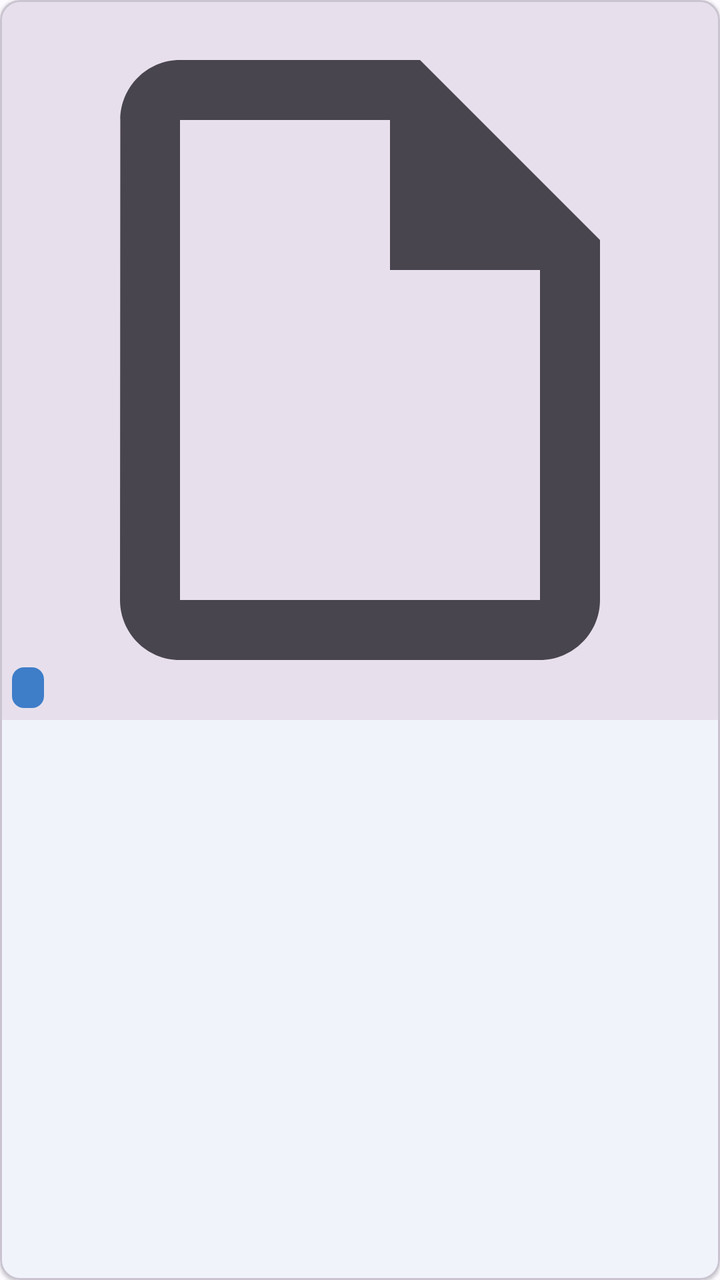
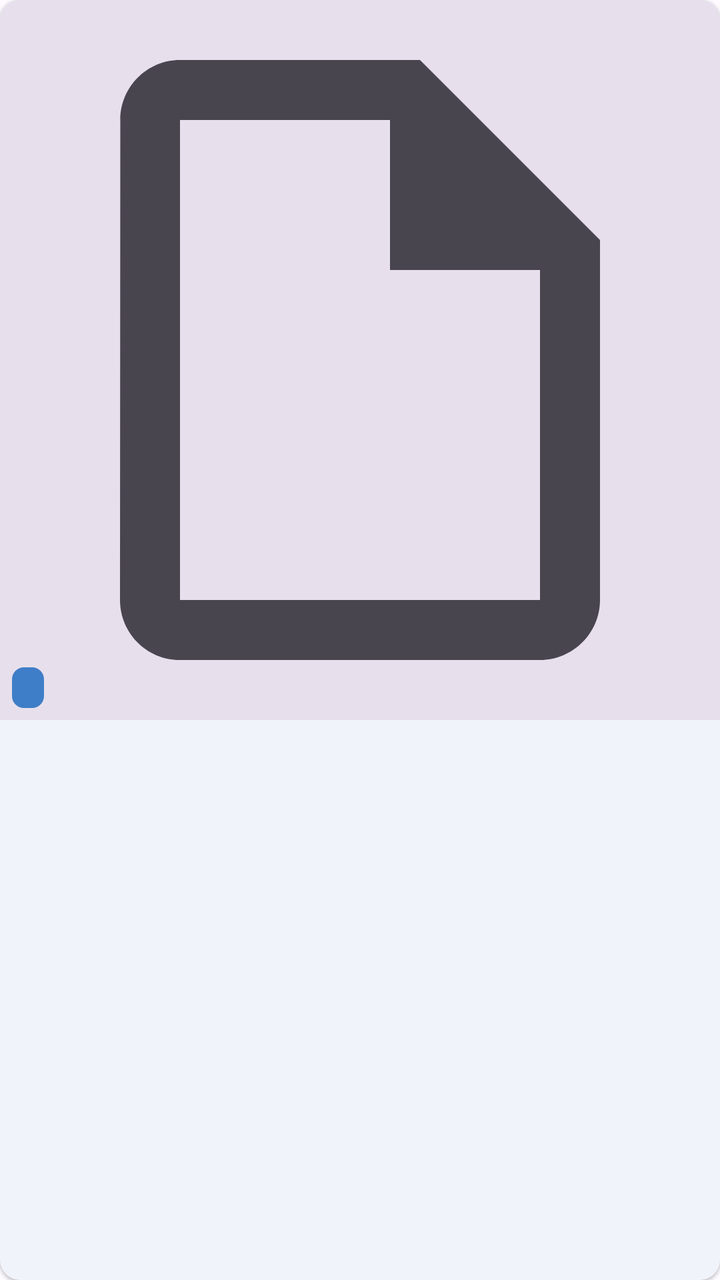

Two renders of the same Android screen: before a commit and after it. Below are the layout's source before the change and the commit's diff.
<!-- AndroidManifest.xml: application theme Theme.ScanWhirl -->
<!-- res/layout/item_page_grid.xml -->
<?xml version="1.0" encoding="utf-8"?>
<com.google.android.material.card.MaterialCardView xmlns:android="http://schemas.android.com/apk/res/android"
    xmlns:app="http://schemas.android.com/apk/res-auto"
    android:layout_width="match_parent"
    android:layout_height="wrap_content"
    android:layout_margin="4dp"
    android:clickable="true"
    android:focusable="true"
    app:cardCornerRadius="10dp"
    app:cardElevation="1dp">

    <FrameLayout
        android:layout_width="match_parent"
        android:layout_height="wrap_content">

        <ImageView
            android:id="@+id/pageThumb"
            android:layout_width="match_parent"
            android:layout_height="wrap_content"
            android:adjustViewBounds="true"
            android:background="?attr/colorSurfaceVariant"
            android:contentDescription="@null"
            android:scaleType="fitCenter"
            android:src="@drawable/ic_document" />

        <TextView
            android:id="@+id/pageNum"
            android:layout_width="wrap_content"
            android:layout_height="wrap_content"
            android:layout_gravity="bottom|start"
            android:layout_margin="6dp"
            android:background="@drawable/bg_page_number"
            android:paddingHorizontal="8dp"
            android:paddingVertical="2dp"
            android:textColor="#FFFFFFFF"
            android:textSize="12sp" />
    </FrameLayout>
</com.google.android.material.card.MaterialCardView>
<!-- resources referenced by this layout -->
<resources>
  <!-- drawable bg_page_number (drawable) -->
  <?xml version="1.0" encoding="utf-8"?>
  <shape xmlns:android="http://schemas.android.com/apk/res/android" android:shape="rectangle">
      <solid android:color="#CC1565C0" />
      <corners android:radius="6dp" />
  </shape>
  <!-- drawable ic_document (drawable) -->
  <?xml version="1.0" encoding="utf-8"?>
  <vector xmlns:android="http://schemas.android.com/apk/res/android"
      android:width="24dp"
      android:height="24dp"
      android:viewportWidth="24"
      android:viewportHeight="24"
      android:tint="?attr/colorControlNormal">
      <path
          android:fillColor="@android:color/white"
          android:pathData="M14,2H6c-1.1,0 -1.99,0.9 -1.99,2L4,20c0,1.1 0.89,2 1.99,2H18c1.1,0 2,-0.9 2,-2V8l-6,-6zM6,20V4h7v5h5v11H6z" />
  </vector>
  <style name="Theme.ScanWhirl" parent="Theme.Material3.DayNight.NoActionBar">
          <item name="colorPrimary">@color/sf_primary</item>
          <item name="colorOnPrimary">@color/sf_on_primary</item>
          <item name="colorPrimaryContainer">@color/sf_primary_container</item>
          <item name="colorOnPrimaryContainer">@color/sf_on_primary_container</item>
          <item name="colorSecondaryContainer">@color/sf_secondary_container</item>
          <item name="colorOnSecondaryContainer">@color/sf_on_secondary_container</item>
          <item name="android:colorBackground">@color/sf_background</item>
          <item name="colorSurface">@color/sf_surface</item>
          <item name="colorOnSurface">@color/sf_on_surface</item>
          <item name="colorSurfaceContainer">@color/sf_surface</item>
          <item name="android:statusBarColor">@color/sf_surface</item>
          <item name="android:navigationBarColor">@color/sf_background</item>
          <item name="android:windowLightStatusBar">true</item>
      </style>
  <color name="sf_primary">#1565C0</color>
  <color name="sf_on_primary">#FFFFFF</color>
  <color name="sf_primary_container">#D6E3FF</color>
  <color name="sf_on_primary_container">#001B3F</color>
  <color name="sf_secondary_container">#DDE7FF</color>
  <color name="sf_on_secondary_container">#001B41</color>
  <color name="sf_background">#FDFBFF</color>
  <color name="sf_surface">#FDFBFF</color>
  <color name="sf_on_surface">#1A1B20</color>
</resources>

<!-- the commit's change to res/layout/item_page_grid.xml (unified diff, before → after) -->
@@ -7,7 +7,9 @@
     android:clickable="true"
     android:focusable="true"
     app:cardCornerRadius="10dp"
-    app:cardElevation="1dp">
+    app:cardElevation="1dp"
+    app:strokeColor="?attr/colorPrimary"
+    app:strokeWidth="0dp">
 
     <FrameLayout
         android:layout_width="match_parent"
